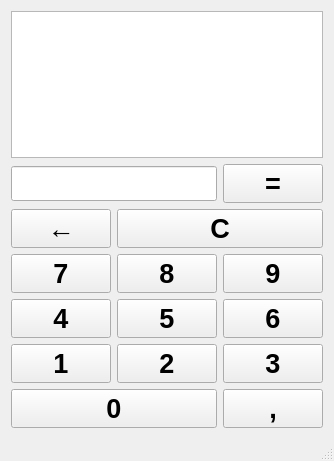
First picture: the form in 2sem/hw3/task3_3/mainwindow.ui, repository spp-plotnikov/homeworks, before the edit.
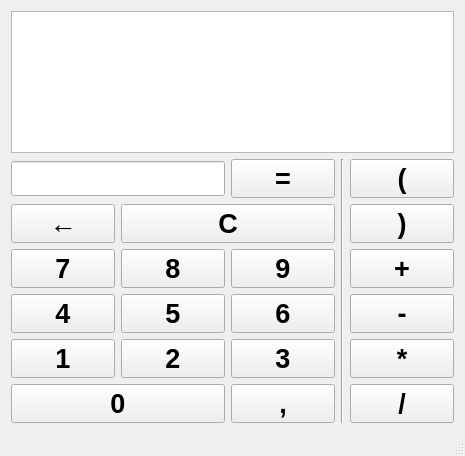
Second picture: the form after the edit. Icons and pictures are not drawn.

Commit message: added signal mapper and buttons for operations

The edit to the form file:
```diff
--- a/2sem/hw3/task3_3/mainwindow.ui
+++ b/2sem/hw3/task3_3/mainwindow.ui
@@ -6,8 +6,8 @@
    <rect>
     <x>0</x>
     <y>0</y>
-    <width>334</width>
-    <height>461</height>
+    <width>465</width>
+    <height>456</height>
    </rect>
   </property>
   <property name="windowTitle">
@@ -63,8 +63,14 @@
         </property>
        </widget>
       </item>
-      <item row="0" column="0" colspan="3">
-       <widget class="QTextBrowser" name="expression"/>
+      <item row="0" column="0" colspan="5">
+       <widget class="QTextBrowser" name="expression">
+        <property name="font">
+         <font>
+          <pointsize>12</pointsize>
+         </font>
+        </property>
+       </widget>
       </item>
       <item row="2" column="0">
        <widget class="QPushButton" name="backSpace">
@@ -172,6 +178,11 @@
           <height>35</height>
          </size>
         </property>
+        <property name="font">
+         <font>
+          <pointsize>16</pointsize>
+         </font>
+        </property>
        </widget>
       </item>
       <item row="4" column="1">
@@ -230,6 +241,97 @@
         </property>
        </widget>
       </item>
+      <item row="5" column="4">
+       <widget class="QPushButton" name="multiplication">
+        <property name="font">
+         <font>
+          <pointsize>20</pointsize>
+          <weight>75</weight>
+          <bold>true</bold>
+         </font>
+        </property>
+        <property name="text">
+         <string>*</string>
+        </property>
+       </widget>
+      </item>
+      <item row="1" column="4">
+       <widget class="QPushButton" name="openingParenthesis">
+        <property name="font">
+         <font>
+          <pointsize>20</pointsize>
+          <weight>75</weight>
+          <bold>true</bold>
+         </font>
+        </property>
+        <property name="text">
+         <string>(</string>
+        </property>
+       </widget>
+      </item>
+      <item row="6" column="4">
+       <widget class="QPushButton" name="division">
+        <property name="font">
+         <font>
+          <pointsize>20</pointsize>
+          <weight>75</weight>
+          <bold>true</bold>
+         </font>
+        </property>
+        <property name="text">
+         <string>/</string>
+        </property>
+       </widget>
+      </item>
+      <item row="4" column="4">
+       <widget class="QPushButton" name="minus">
+        <property name="font">
+         <font>
+          <pointsize>20</pointsize>
+          <weight>75</weight>
+          <bold>true</bold>
+         </font>
+        </property>
+        <property name="text">
+         <string>-</string>
+        </property>
+       </widget>
+      </item>
+      <item row="3" column="4">
+       <widget class="QPushButton" name="plus">
+        <property name="font">
+         <font>
+          <pointsize>20</pointsize>
+          <weight>75</weight>
+          <bold>true</bold>
+         </font>
+        </property>
+        <property name="text">
+         <string>+</string>
+        </property>
+       </widget>
+      </item>
+      <item row="2" column="4">
+       <widget class="QPushButton" name="closingParenthesis">
+        <property name="font">
+         <font>
+          <pointsize>20</pointsize>
+          <weight>75</weight>
+          <bold>true</bold>
+         </font>
+        </property>
+        <property name="text">
+         <string>)</string>
+        </property>
+       </widget>
+      </item>
+      <item row="1" column="3" rowspan="6">
+       <widget class="Line" name="line">
+        <property name="orientation">
+         <enum>Qt::Vertical</enum>
+        </property>
+       </widget>
+      </item>
      </layout>
     </item>
    </layout>
```
Left out of the diff: 30 changed lines with no effect on the pictures. The commit also changes 3 other files.
